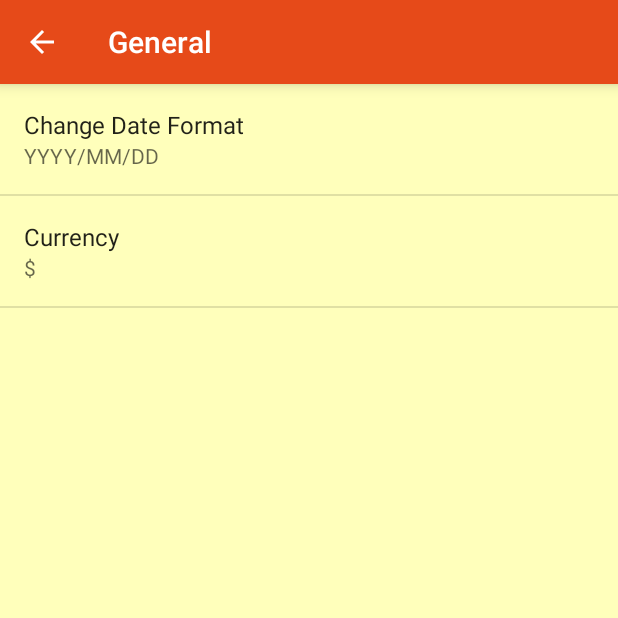
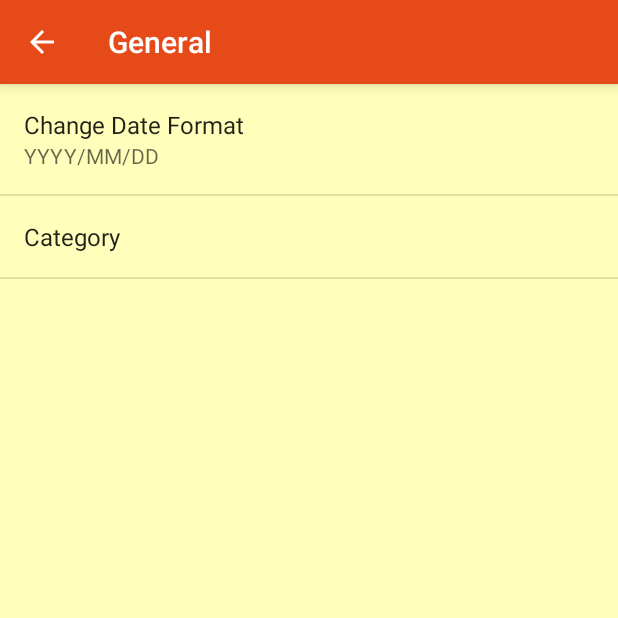
Before and after one commit to tsato1/Kakeibo, an Android app: the SettingsActivity screen opened directly, with no data from a screen before it, after a tap on "General", on a phone screen of 412 x 824 dp, the top half of it. Run offline under Robolectric (Android 15) with nearby library versions, the phone set to English and light mode, and no system bars.

```diff
--- a/HoloGraphLibrary/build.gradle
+++ b/HoloGraphLibrary/build.gradle
@@ -21,7 +21,7 @@ android {
     buildToolsVersion '27.0.3'
 
     defaultConfig {
-        minSdkVersion 8
+        minSdkVersion 19
         targetSdkVersion 21
     }
 
--- a/app/src/main/java/com/kakeibo/Util.java
+++ b/app/src/main/java/com/kakeibo/Util.java
@@ -1,4 +1,6 @@
 package com.kakeibo;
+
+import android.util.Log;
 
 import java.text.ParseException;
 import java.text.SimpleDateFormat;
@@ -66,6 +68,8 @@ public class Util {
     }
 
     public static String getDateFromDBDate(String dbDate, int dateFormat) {
+        Log.d(TAG, "getDateFromDBDate() dbDate: " + dbDate);
+
         String[] ymd = dbDate.split("[ ]")[0].split("[-]");
 
         GregorianCalendar cal = new GregorianCalendar(
--- a/app/src/main/java/com/kakeibo/settings/SettingsActivity.java
+++ b/app/src/main/java/com/kakeibo/settings/SettingsActivity.java
@@ -1,9 +1,9 @@
 package com.kakeibo.settings;
 
 import android.annotation.TargetApi;
+import android.app.Activity;
 import android.content.Context;
 import android.content.Intent;
-import android.content.SharedPreferences;
 import android.content.res.Configuration;
 import android.media.Ringtone;
 import android.media.RingtoneManager;
@@ -19,7 +19,6 @@ import android.preference.PreferenceManager;
 import android.preference.RingtonePreference;
 import android.support.v7.widget.Toolbar;
 import android.text.TextUtils;
-import android.util.Log;
 import android.view.LayoutInflater;
 import android.view.MenuItem;
 import android.view.View;
@@ -43,10 +42,7 @@ import java.util.List;
  */
 public class SettingsActivity extends AppCompatPreferenceActivity {
     public static final String PREF_KEY_DATE_FORMAT = "pref_key_date_format";
-    public static final String PREF_KEY_CURRENCY = "pref_key_currency";
-    public static final String PREF_KEY_QUERY = "pref_key_query";
-    public static final String PREF_KEY_LIST_CARDS = "pref_key_list_cards";
-    public static final String PREF_KEY_LIST_CHOICES = "pref_key_list_choices";
+    public static final String PREF_KEY_CATEGORY = "pref_key_category";
 
     /**
      * A preference value change listener that updates the preference's summary
@@ -208,23 +204,20 @@ public class SettingsActivity extends AppCompatPreferenceActivity {
 
             bindPreferenceSummaryToValue(findPreference(PREF_KEY_DATE_FORMAT));
 
-            bindPreferenceSummaryToValue(findPreference(PREF_KEY_CURRENCY));
-
-            final ListPreference listPreference = (ListPreference) findPreference(PREF_KEY_CURRENCY);
-            setListPreferenceData(listPreference);
-
-            listPreference.setOnPreferenceClickListener(new Preference.OnPreferenceClickListener() {
-                @Override
-                public boolean onPreferenceClick(Preference preference) {
-                    setListPreferenceData(listPreference);
-                    return false;
-                }
-            });
+//            final ListPreference listPreference = (ListPreference) findPreference(PREF_KEY_CATEGORY);
+//            setListPreferenceData(listPreference);
+//
+//            listPreference.setOnPreferenceClickListener(new Preference.OnPreferenceClickListener() {
+//                @Override
+//                public boolean onPreferenceClick(Preference preference) {
+//                    setListPreferenceData(listPreference);
+//                    return false;
+//                }
+//            });
         }
 
         protected static void setListPreferenceData(ListPreference lp) {
-            String str1 = Currency.getInstance("USD").getCurrencyCode();
-            CharSequence[] entries = { str1, "Yen", "Peso" };
+            CharSequence[] entries = {"asdf","asdf","asdf"};
             CharSequence[] entryValues = {"1", "2" , "3"};
             lp.setEntries(entries);
             lp.setDefaultValue("1");
--- a/app/src/main/res/values/arrays.xml
+++ b/app/src/main/res/values/arrays.xml
@@ -40,6 +40,35 @@
         <item>@drawable/ic_category_other</item>
     </integer-array>
 
+    <string-array name="pref_list_category">
+        <item>Income</item>
+        <item>Comm</item>
+        <item>Meal</item>
+        <item>Util</item>
+        <item>Health</item>
+        <item>Edu</item>
+        <item>Cloth</item>
+        <item>Trans</item>
+        <item>Ent</item>
+        <item>Ins</item>
+        <item>Tax</item>
+        <item>Other</item>
+    </string-array>
+    <string-array name="pref_list_category_values">
+        <item>0</item>
+        <item>1</item>
+        <item>2</item>
+        <item>3</item>
+        <item>4</item>
+        <item>5</item>
+        <item>6</item>
+        <item>7</item>
+        <item>8</item>
+        <item>9</item>
+        <item>10</item>
+        <item>11</item>
+    </string-array>
+
     <string-array name="search_criteria">
         <item>Date Range</item>
         <item>Amount Range</item>
--- a/app/src/main/res/values/strings.xml
+++ b/app/src/main/res/values/strings.xml
@@ -98,8 +98,7 @@
     <string name="pref_desc_remove_ads">Upgrade to Kakeibo Pro</string>
     <string name="pref_current_desc_free">Free Version: Ads appear every 20 min</string>
     <string name="pref_current_desc_pro">You are using Kakeibo! Pro</string>
-    <string name="pref_title_currency">Currency</string>
-    <string name="pref_title_language">Language</string>
+    <string name="pref_title_category">Category</string>
 
     <!-- Example settings for Data & Sync -->
     <string name="pref_header_data_sync">Data and Sync</string>
--- a/app/src/main/res/xml/pref_general.xml
+++ b/app/src/main/res/xml/pref_general.xml
@@ -14,12 +14,12 @@
 
     <ListPreference
         android:defaultValue="0"
-        android:entries="@array/pref_list_currency"
-        android:entryValues="@array/pref_list_date_currency_values"
-        android:key="pref_key_currency"
+        android:entries="@array/pref_list_category"
+        android:entryValues="@array/pref_list_category_values"
+        android:key="pref_key_category"
         android:negativeButtonText="@null"
         android:positiveButtonText="@null"
-        android:title="@string/pref_title_currency" />
+        android:title="@string/pref_title_category" />
 
     <!--<SwitchPreference-->
         <!--android:defaultValue="false"-->
--- a/app/src/main/res/xml/pref_headers.xml
+++ b/app/src/main/res/xml/pref_headers.xml
@@ -7,19 +7,14 @@
         android:icon="@drawable/ic_info_black_24dp"
         android:title="@string/pref_header_general" />
 
-    <!--<header-->
-        <!--android:fragment="com.kakeibo.settings.SettingsActivity$GeneralPreferenceFragment"-->
-        <!--android:icon="@drawable/ic_sync_black_24dp"-->
-        <!--android:title="@string/pref_header_category" />-->
+    <header
+        android:fragment="com.kakeibo.settings.SettingsActivity$NotificationPreferenceFragment"
+        android:icon="@drawable/ic_notifications_black_24dp"
+        android:title="@string/pref_header_notifications" />
 
-    <!--<header-->
-        <!--android:fragment="com.kakeibo.settings.SettingsActivity$NotificationPreferenceFragment"-->
-        <!--android:icon="@drawable/ic_notifications_black_24dp"-->
-        <!--android:title="@string/pref_header_notifications" />-->
-
-    <!--<header-->
-        <!--android:fragment="com.kakeibo.settings.SettingsActivity$DataSyncPreferenceFragment"-->
-        <!--android:icon="@drawable/ic_sync_black_24dp"-->
-        <!--android:title="@string/pref_header_data_sync" />-->
+    <header
+        android:fragment="com.kakeibo.settings.SettingsActivity$DataSyncPreferenceFragment"
+        android:icon="@drawable/ic_sync_black_24dp"
+        android:title="@string/pref_header_data_sync" />
 
 </preference-headers>
--- a/build.gradle
+++ b/build.gradle
@@ -10,7 +10,7 @@ buildscript {
         google()
     }
     dependencies {
-        classpath 'com.android.tools.build:gradle:3.1.3'
+        classpath 'com.android.tools.build:gradle:3.1.4'
         classpath 'com.google.gms:google-services:4.0.0'
     }
 }
```
Also changed, not shown: app/build.gradle (+7 -3 lines), app/src/main/java/com/kakeibo/MainActivity.java (+44 -11 lines), app/src/main/java/com/kakeibo/TabFragment2.java (+14 -24 lines), app/src/main/java/com/kakeibo/TabFragment3.java (+0 -14 lines), app/src/main/java/com/kakeibo/export/CreateFileInFolderActivity.java (+41 -0 lines), app/src/main/res/layout/activity_export.xml (added, +14 -0 lines), 7 other files.
